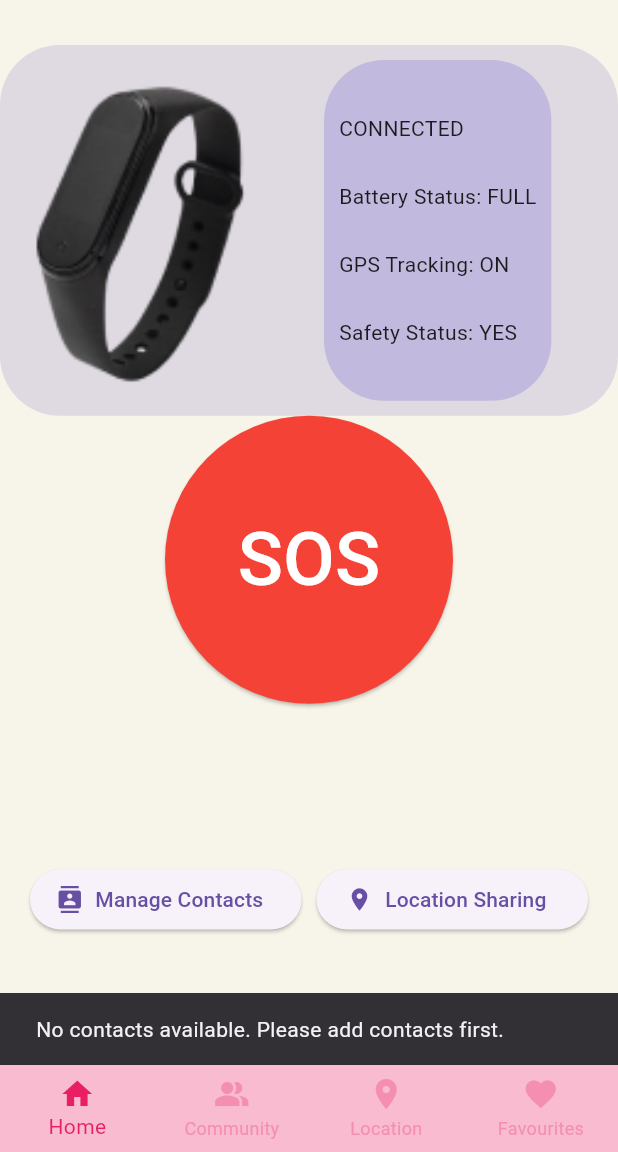
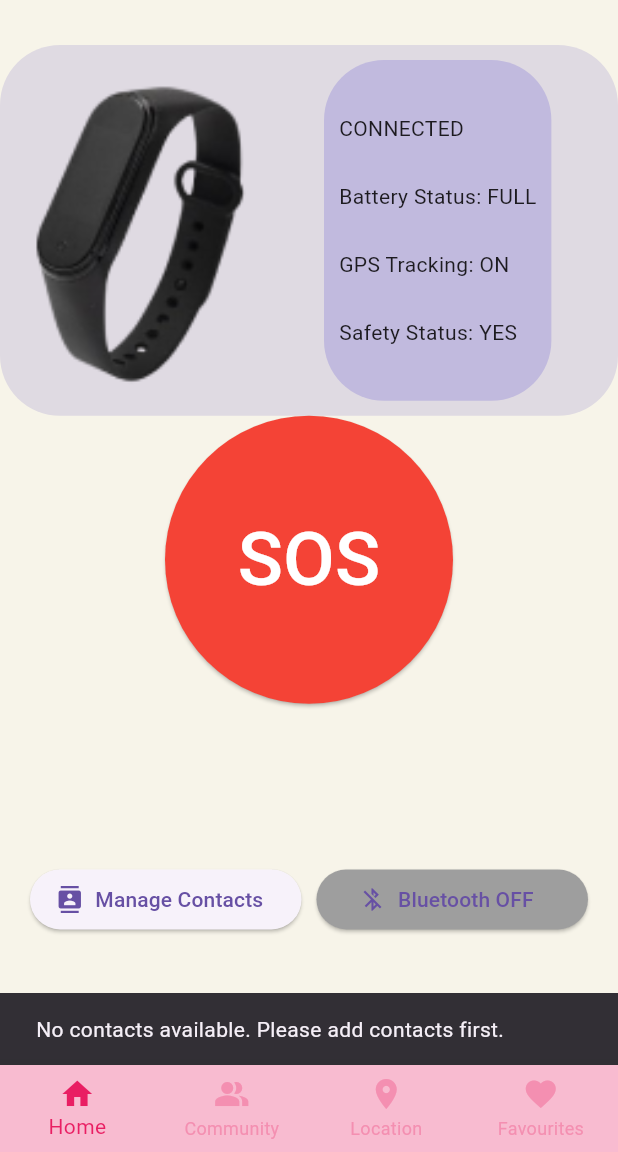
Before and after one commit to singhal-876/Sphere, a Flutter app: the screen it shows after launch, after a tap on "SOS", on a phone screen of 412 x 824 dp, the part 84-1236 px from its top. Run offline on Flutter 3.47's test engine with Material 3 defaults, Android fonts, the light colour scheme and no system bars; our stand-ins replace flutter_local_notifications, geolocator, intl_phone_field, permission_handler, shared_preferences; missing offline and left inert: flutter_reactive_ble.

Commit message:
Added BLE feature

```diff
--- a/lib/home.dart
+++ b/lib/home.dart
@@ -5,12 +5,13 @@ import 'package:flutter_local_notifications/flutter_local_notifications.dart';
 import 'package:permission_handler/permission_handler.dart';
 import 'package:shared_preferences/shared_preferences.dart';
 import 'package:url_launcher/url_launcher.dart';
+import 'package:flutter_reactive_ble/flutter_reactive_ble.dart';
 import 'dart:convert';
 import 'contacts.dart';
-import 'location_sharing.dart';
+import 'ble_device_page.dart';
 
 class Home extends StatefulWidget {
-  const Home({Key? key}) : super(key: key);
+  const Home({super.key});
 
   @override
   State<Home> createState() => _HomeState();
@@ -20,6 +21,8 @@ class _HomeState extends State<Home> {
   FlutterLocalNotificationsPlugin flutterLocalNotificationsPlugin =
       FlutterLocalNotificationsPlugin();
   List<Contact> contacts = [];
+  final FlutterReactiveBle _ble = FlutterReactiveBle();
+  bool _bluetoothState = false;
 
   @override
   void initState() {
@@ -27,11 +30,15 @@ class _HomeState extends State<Home> {
     initializeNotifications();
     loadContacts();
     requestPermissions();
+    _checkBluetoothState();
   }
 
   Future<void> requestPermissions() async {
     await Permission.sms.request();
     await Permission.phone.request();
+    await Permission.bluetoothScan.request();
+    await Permission.bluetoothConnect.request();
+    await Permission.location.request();
   }
 
   void loadContacts() async {
@@ -132,6 +139,27 @@ class _HomeState extends State<Home> {
     );
   }
 
+  Future<void> _checkBluetoothState() async {
+    BleStatus bleStatus = await _ble.statusStream.first; // Listen to the stream
+    _bluetoothState =
+        bleStatus == BleStatus.ready; // Check if Bluetooth is ready
+    setState(() {}); // Update the UI
+  }
+
+  void _navigateToBLEDevicesPage() async {
+    if (_bluetoothState) {
+      Navigator.push(
+        context,
+        MaterialPageRoute(builder: (context) => const BLEDevicesPage()),
+      );
+    } else {
+      ScaffoldMessenger.of(context).showSnackBar(
+        const SnackBar(
+            content: Text("Please enable Bluetooth to scan for devices")),
+      );
+    }
+  }
+
   @override
   Widget build(BuildContext context) {
     return Scaffold(
@@ -221,16 +249,17 @@ class _HomeState extends State<Home> {
                   const SizedBox(width: 10),
                   Expanded(
                     child: ElevatedButton.icon(
-                      onPressed: () {
-                        Navigator.push(
-                          context,
-                          MaterialPageRoute(
-                            builder: (context) => const LocationSharing(),
-                          ),
-                        );
-                      },
-                      icon: const Icon(Icons.location_on),
-                      label: const Text("Location Sharing"),
+                      onPressed: _navigateToBLEDevicesPage,
+                      icon: Icon(_bluetoothState
+                          ? Icons.bluetooth
+                          : Icons.bluetooth_disabled),
+                      label: Text(_bluetoothState
+                          ? "Scan BLE Devices"
+                          : "Bluetooth OFF"),
+                      style: ElevatedButton.styleFrom(
+                        backgroundColor:
+                            _bluetoothState ? Colors.blue : Colors.grey,
+                      ),
                     ),
                   ),
                 ],
--- a/lib/main.dart
+++ b/lib/main.dart
@@ -35,7 +35,7 @@ class _HomePageState extends State<HomePage> {
     const Home(),
     const Community(),
     const LocationSharing(),
-    const Favourites()
+    const Favourites(),
   ];
 
   @override
--- a/pubspec.yaml
+++ b/pubspec.yaml
@@ -37,6 +37,8 @@ dependencies:
   url_launcher: ^6.1.10
   cupertino_icons: ^1.0.8
   intl_phone_field: ^3.2.0
+  flutter_reactive_ble: ^5.3.1
+  # flutter_bluetooth_serial: ^0.4.0
   # telephony: ^0.2.0
   # flutter_phone_direct_caller: ^2.1.1
   # flutter_sms: ^2.3.3
```
Also changed, not shown: lib/ble_device_page.dart (added, +76 -0 lines), pubspec.lock, 1 other file.
